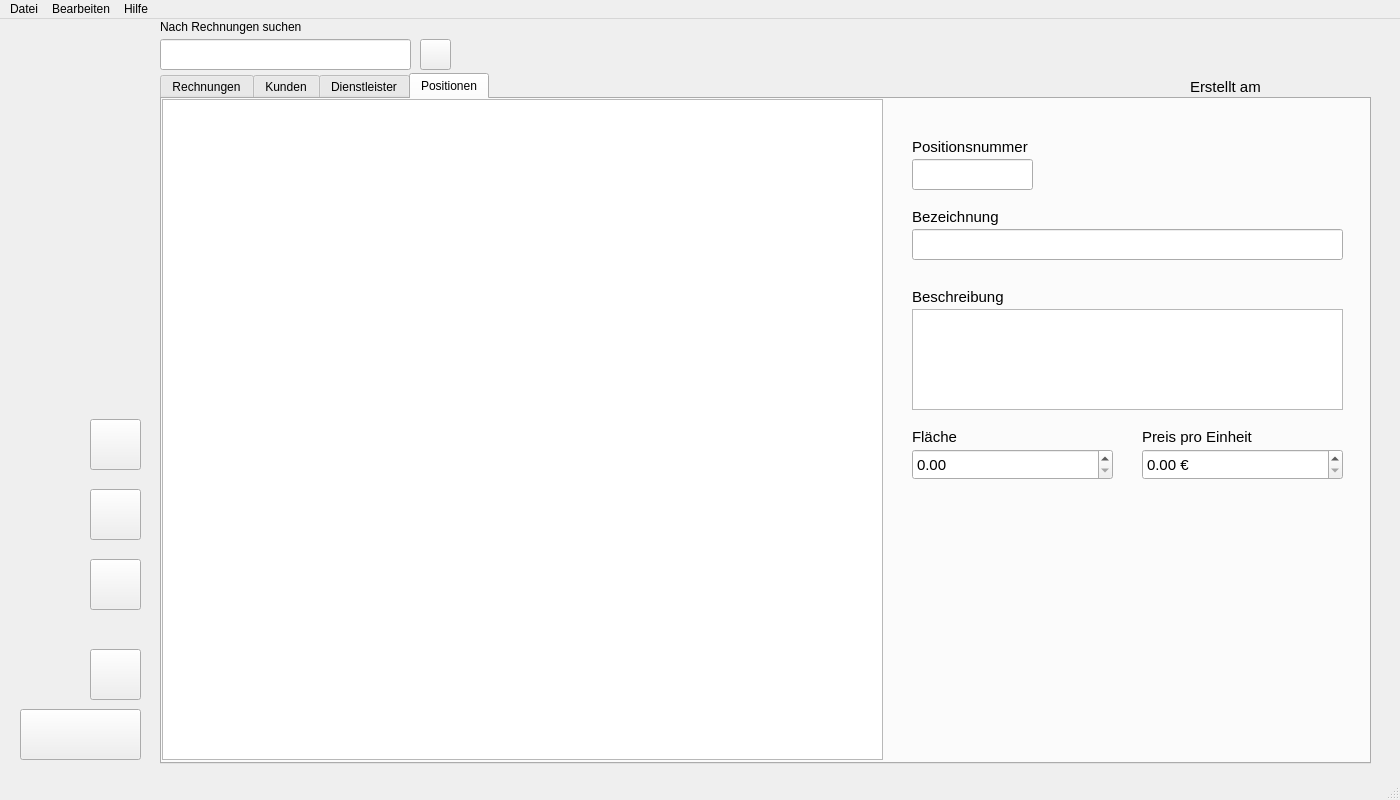
Before: the Qt Designer form Qt/main.ui in SIMKCN/LF11-Projekt, drawn with Qt 5.
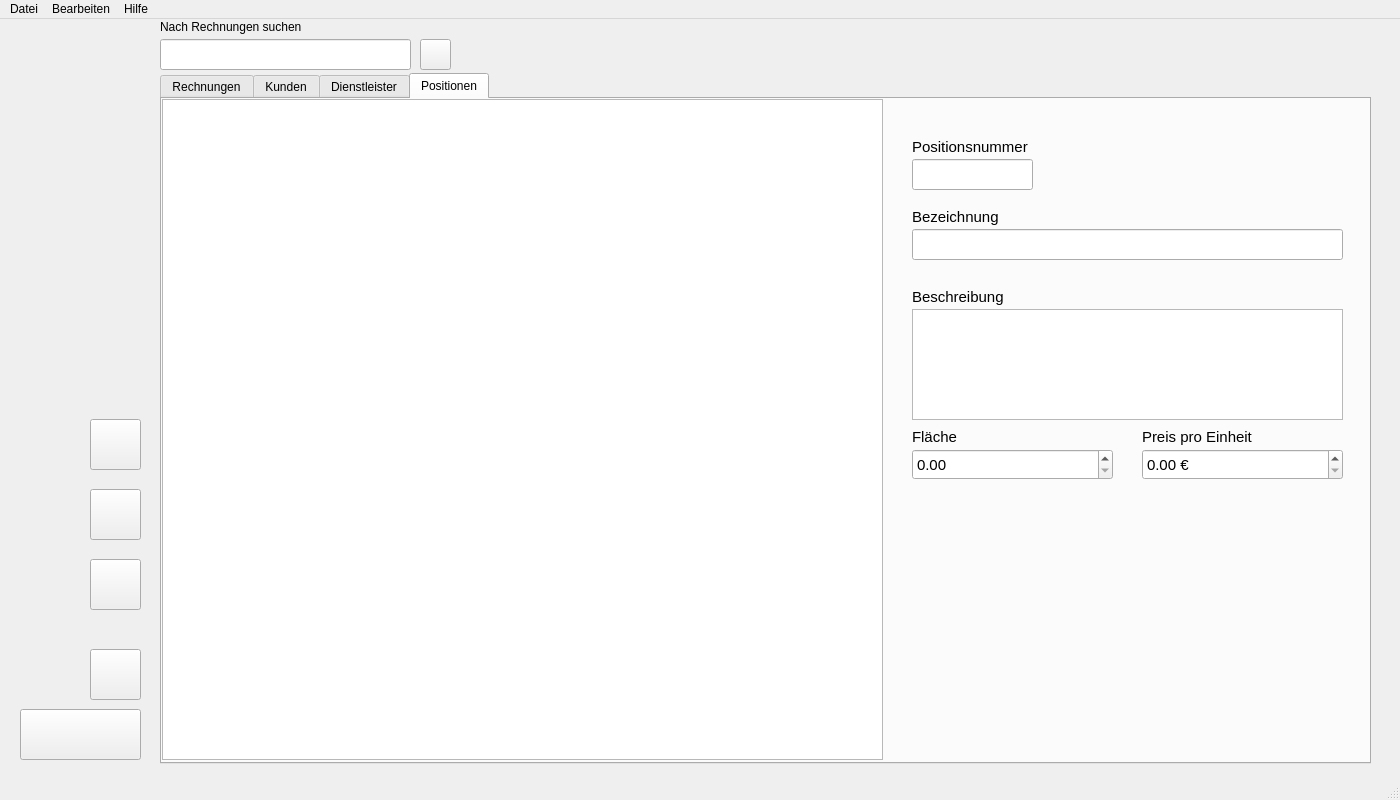
After: the same form once the commit is applied. The open tabs and pages were chosen to show the change. Icons and pictures are not drawn.

Commit message: Neue Errungenschaft

What changed in the file:
```diff
--- a/Qt/main.ui
+++ b/Qt/main.ui
@@ -1269,16 +1269,6 @@
        <string>Beschreibung</string>
       </property>
      </widget>
-     <widget class="QTextBrowser" name="tb_beschreibung">
-      <property name="geometry">
-       <rect>
-        <x>750</x>
-        <y>210</y>
-        <width>431</width>
-        <height>101</height>
-       </rect>
-      </property>
-     </widget>
      <widget class="QLabel" name="lbl_flaeche">
       <property name="geometry">
        <rect>
@@ -1381,6 +1371,16 @@
        <string>Positionsnummer</string>
       </property>
      </widget>
+     <widget class="QTextEdit" name="tv_positionen_DESCRIPTION">
+      <property name="geometry">
+       <rect>
+        <x>750</x>
+        <y>210</y>
+        <width>431</width>
+        <height>111</height>
+       </rect>
+      </property>
+     </widget>
     </widget>
    </widget>
    <widget class="QPushButton" name="btn_eintrag_loeschen">
@@ -1452,31 +1452,13 @@
      </size>
     </property>
    </widget>
-   <widget class="QLabel" name="lbl_erstellt_am">
-    <property name="geometry">
-     <rect>
-      <x>1190</x>
-      <y>60</y>
-      <width>71</width>
-      <height>16</height>
-     </rect>
-    </property>
-    <property name="font">
-     <font>
-      <pointsize>11</pointsize>
-     </font>
-    </property>
-    <property name="text">
-     <string>Erstellt am</string>
-    </property>
-   </widget>
    <widget class="QLabel" name="lbl_eintrag_erstellt_datum">
     <property name="geometry">
      <rect>
-      <x>1270</x>
-      <y>60</y>
-      <width>101</width>
-      <height>16</height>
+      <x>1200</x>
+      <y>50</y>
+      <width>171</width>
+      <height>20</height>
      </rect>
     </property>
     <property name="font">
```
Left out of the diff: 62 changed lines with no effect on the pictures. The commit also changes 2 other files.
